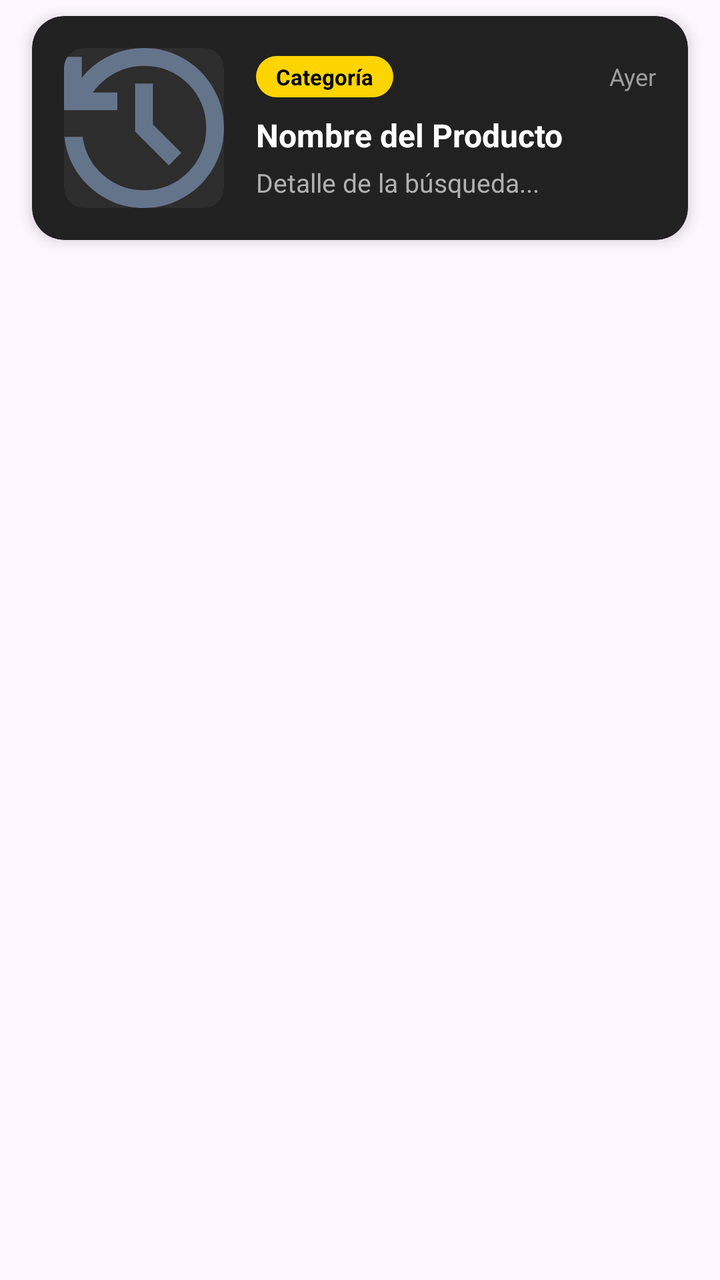
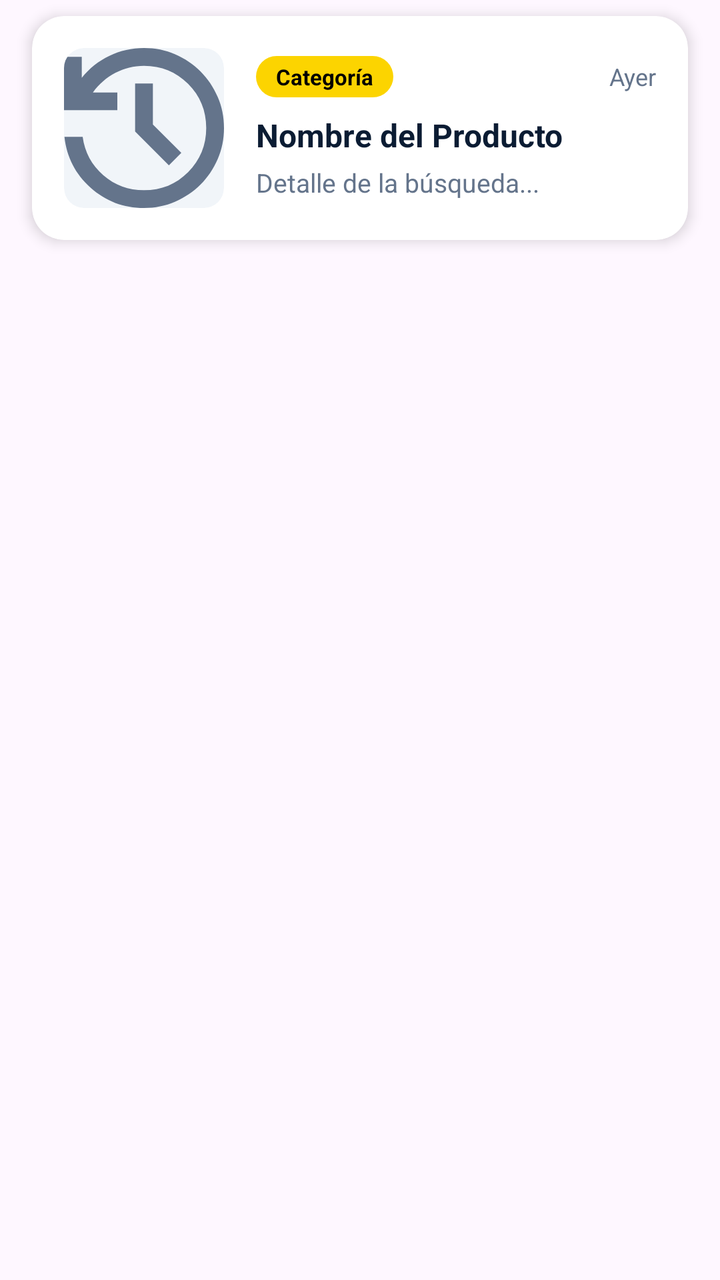

Compare the two renders of this Android layout. The source of the first and the diff that turns it into the second are given below.
<!-- AndroidManifest.xml: application theme Theme.Tienda_app -->
<!-- res/layout/card_history.xml -->
<?xml version="1.0" encoding="utf-8"?>
<LinearLayout xmlns:android="http://schemas.android.com/apk/res/android"
    android:layout_width="match_parent"
    android:layout_height="wrap_content"
    xmlns:app="http://schemas.android.com/apk/res-auto"
    android:orientation="vertical">

    <androidx.cardview.widget.CardView
        android:layout_width="match_parent"
        android:layout_height="wrap_content"
        app:cardCornerRadius="16dp"
        app:cardElevation="4dp"
        app:cardBackgroundColor="#212121"
        android:layout_marginLeft="16dp"
        android:layout_marginRight="16dp"
        android:layout_marginTop="8dp"
        android:layout_marginBottom="8dp"
        >

        <LinearLayout
            android:layout_width="match_parent"
            android:layout_height="wrap_content"
            android:orientation="horizontal"
            android:padding="16dp"
            >

            
            <androidx.cardview.widget.CardView
                android:layout_width="80dp"
                android:layout_height="80dp"
                app:cardCornerRadius="10dp"
                app:cardElevation="0dp"
                app:cardBackgroundColor="#2D2D2D"
                android:layout_gravity="center_vertical"
                >
                <ImageView
                    android:id="@+id/image"
                    android:layout_width="match_parent"
                    android:layout_height="match_parent"
                    android:scaleType="centerCrop"
                    android:src="@drawable/history"
                    />
            </androidx.cardview.widget.CardView>

            
            <LinearLayout
                android:layout_width="0dp"
                android:layout_height="wrap_content"
                android:layout_weight="1"
                android:orientation="vertical"
                android:layout_marginLeft="16dp"
                android:layout_gravity="center_vertical"
                >

                <LinearLayout
                    android:layout_width="match_parent"
                    android:layout_height="wrap_content"
                    android:orientation="horizontal"
                    android:gravity="center_vertical"
                    >
                    
                    <TextView
                        android:id="@+id/category"
                        android:layout_width="wrap_content"
                        android:layout_height="wrap_content"
                        android:background="@drawable/bg_badge_yellow"
                        android:paddingLeft="10dp"
                        android:paddingRight="10dp"
                        android:paddingTop="3dp"
                        android:paddingBottom="3dp"
                        android:textColor="#000000"
                        android:textSize="11sp"
                        android:textStyle="bold"
                        android:text="Categoría"
                        />

                    <View
                        android:layout_width="0dp"
                        android:layout_height="0dp"
                        android:layout_weight="1"
                        />

                    
                    <TextView
                        android:id="@+id/time"
                        android:layout_width="wrap_content"
                        android:layout_height="wrap_content"
                        android:textColor="#9E9E9E"
                        android:textSize="12sp"
                        android:text="Ayer"
                        />
                </LinearLayout>

                
                <TextView
                    android:id="@+id/title"
                    android:layout_width="match_parent"
                    android:layout_height="wrap_content"
                    android:textColor="#FFFFFF"
                    android:textSize="16sp"
                    android:textStyle="bold"
                    android:maxLines="2"
                    android:ellipsize="end"
                    android:layout_marginTop="8dp"
                    android:text="Nombre del Producto"
                    />

                
                <TextView
                    android:id="@+id/description"
                    android:layout_width="match_parent"
                    android:layout_height="wrap_content"
                    android:textColor="#B0B0B0"
                    android:textSize="13sp"
                    android:maxLines="2"
                    android:ellipsize="end"
                    android:layout_marginTop="4dp"
                    android:text="Detalle de la búsqueda..."
                    />

            </LinearLayout>

        </LinearLayout>

    </androidx.cardview.widget.CardView>

</LinearLayout>
<!-- resources referenced by this layout -->
<resources>
  <!-- drawable bg_badge_yellow (drawable) -->
  <shape xmlns:android="http://schemas.android.com/apk/res/android">
      <solid android:color="@color/yellow"/>
      <corners android:radius="16dp"/>
  </shape>
  <!-- drawable history (drawable) -->
  <vector xmlns:android="http://schemas.android.com/apk/res/android"
      android:width="18dp"
      android:height="18dp"
      android:viewportWidth="18"
      android:viewportHeight="18">
    <path
        android:pathData="M9,18C6.7,18 4.696,17.237 2.987,15.712C1.279,14.188 0.3,12.283 0.05,10H2.1C2.333,11.733 3.104,13.167 4.412,14.3C5.721,15.433 7.25,16 9,16C10.95,16 12.604,15.321 13.962,13.962C15.321,12.604 16,10.95 16,9C16,7.05 15.321,5.396 13.962,4.037C12.604,2.679 10.95,2 9,2C7.85,2 6.775,2.267 5.775,2.8C4.775,3.333 3.933,4.067 3.25,5H6V7H0V1H2V3.35C2.85,2.283 3.888,1.458 5.113,0.875C6.338,0.292 7.633,0 9,0C10.25,0 11.421,0.237 12.512,0.712C13.604,1.188 14.554,1.829 15.363,2.638C16.171,3.446 16.813,4.396 17.288,5.488C17.763,6.579 18,7.75 18,9C18,10.25 17.763,11.421 17.288,12.512C16.813,13.604 16.171,14.554 15.363,15.363C14.554,16.171 13.604,16.813 12.512,17.288C11.421,17.763 10.25,18 9,18ZM11.8,13.2L8,9.4V4H10V8.6L13.2,11.8L11.8,13.2Z"
        android:fillColor="#64748B"/>
  </vector>
  <style name="Theme.Tienda_app" parent="Base.Theme.Tienda_app" />
  <color name="yellow">#FCD400</color>
  <style name="Base.Theme.Tienda_app" parent="Theme.Material3.DayNight.NoActionBar">
          
          
      </style>
</resources>

<!-- the commit's change to res/layout/card_history.xml (unified diff, before → after) -->
@@ -10,7 +10,7 @@
         android:layout_height="wrap_content"
         app:cardCornerRadius="16dp"
         app:cardElevation="4dp"
-        app:cardBackgroundColor="#212121"
+        app:cardBackgroundColor="#FFFFFF"
         android:layout_marginLeft="16dp"
         android:layout_marginRight="16dp"
         android:layout_marginTop="8dp"
@@ -30,7 +30,7 @@
                 android:layout_height="80dp"
                 app:cardCornerRadius="10dp"
                 app:cardElevation="0dp"
-                app:cardBackgroundColor="#2D2D2D"
+                app:cardBackgroundColor="#F1F5F9"
                 android:layout_gravity="center_vertical"
                 >
                 <ImageView
@@ -85,7 +85,7 @@
                         android:id="@+id/time"
                         android:layout_width="wrap_content"
                         android:layout_height="wrap_content"
-                        android:textColor="#9E9E9E"
+                        android:textColor="#64748B"
                         android:textSize="12sp"
                         android:text="Ayer"
                         />
@@ -96,7 +96,7 @@
                     android:id="@+id/title"
                     android:layout_width="match_parent"
                     android:layout_height="wrap_content"
-                    android:textColor="#FFFFFF"
+                    android:textColor="#0B1C33"
                     android:textSize="16sp"
                     android:textStyle="bold"
                     android:maxLines="2"
@@ -110,7 +110,7 @@
                     android:id="@+id/description"
                     android:layout_width="match_parent"
                     android:layout_height="wrap_content"
-                    android:textColor="#B0B0B0"
+                    android:textColor="#64748B"
                     android:textSize="13sp"
                     android:maxLines="2"
                     android:ellipsize="end"
